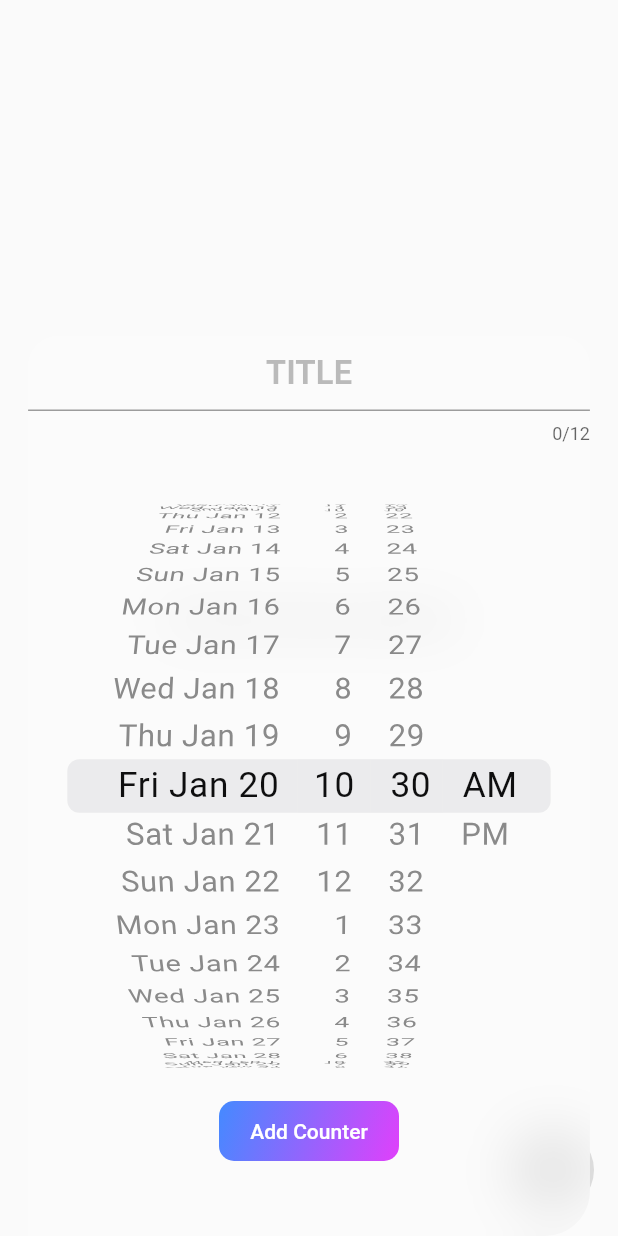
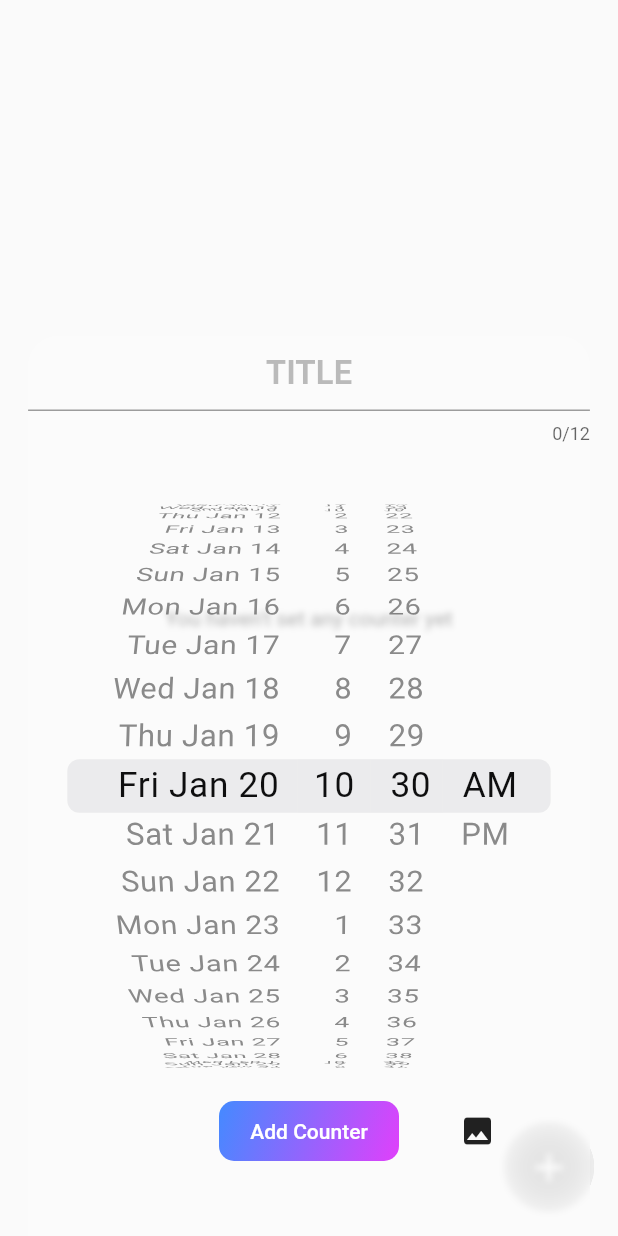
Before and after one commit to kutay-dev/till, a Flutter app: the screen it shows after launch, after a tap on the "add" icon, on a phone screen of 412 x 824 dp. Run offline on Flutter 3.47's test engine with Material 2 defaults, Android fonts, the light colour scheme and no system bars; our stand-ins replace get_storage, image_picker, percent_indicator.

Commit message:
add counters with background image

```diff
--- a/lib/main.dart
+++ b/lib/main.dart
@@ -2,8 +2,10 @@ import 'package:flutter/material.dart';
 import 'package:flutter/cupertino.dart';
 import 'dart:math';
 import 'dart:ui';
+import 'dart:io';
 import 'package:get_storage/get_storage.dart';
 import 'package:percent_indicator/percent_indicator.dart';
+import 'package:image_picker/image_picker.dart';
 
 void main() async {
   await GetStorage.init();
@@ -37,10 +39,7 @@ void confirmDelete(
     context: context,
     builder: (BuildContext context) {
       return BackdropFilter(
-        filter: ImageFilter.blur(
-          sigmaX: 2,
-          sigmaY: 2,
-        ),
+        filter: ImageFilter.blur(),
         child: AlertDialog(
           title: Text(
             (title.isEmpty
@@ -88,6 +87,12 @@ List counterObj = box.read("counterObj") ?? [];
 
 dynamic size;
 
+PickedFile? selected;
+
+Future<void> pickImage() async {
+  selected = await ImagePicker().getImage(source: ImageSource.gallery);
+}
+
 class _MainState extends State<Main> {
   List counterCards = [];
 
@@ -112,6 +117,7 @@ class _MainState extends State<Main> {
         date: counterObj[i]["date"],
         done: counterObj[i]["done"],
         deleteCounter: deleteCounter,
+        image: counterObj[i]["image"],
       ));
     }
   }
@@ -134,10 +140,12 @@ class _MainState extends State<Main> {
       "leftt": left,
       "date": dateStr,
       "done": false,
+      "image": selected != null ? selected!.path : "null",
     });
 
     box.write("counterObj", counterObj);
     getCounterCards();
+    selected = null;
     setState(() {});
   }
 
@@ -145,15 +153,28 @@ class _MainState extends State<Main> {
   Widget build(BuildContext context) {
     size = MediaQuery.of(context).size;
     return Scaffold(
-      floatingActionButton: FloatingActionButton(
-        elevation: 0,
-        backgroundColor: Colors.black12,
-        onPressed: () {},
+      floatingActionButton: Stack(
+        alignment: Alignment.center,
+        children: [
+          BlurFilter(
+            radius: 100,
+            sigmaX: 10,
+            sigmaY: 10,
+            child: Container(
+              decoration: const BoxDecoration(
+                color: Colors.black12,
+                borderRadius: BorderRadius.all(
+                  Radius.circular(200),
+                ),
+              ),
+              width: 60,
+              height: 60,
+            ),
+          ),
+          SizedBox(
+            width: 60,
+            height: 60,
             child: IconButton(
-          icon: const Icon(
-            Icons.add,
-            size: 30,
-          ),
               onPressed: () {
                 showModalBottomSheet(
                   constraints: BoxConstraints(maxWidth: size.width / 1.1),
@@ -190,7 +211,10 @@ class _MainState extends State<Main> {
                                 gradient: const LinearGradient(
                                   begin: Alignment.topLeft,
                                   end: Alignment.bottomRight,
-                              colors: [Colors.blueAccent, Colors.purpleAccent],
+                                  colors: [
+                                    Colors.blueAccent,
+                                    Colors.purpleAccent
+                                  ],
                                 ),
                                 borderRadius: BorderRadius.circular(10),
                               ),
@@ -234,13 +258,33 @@ class _MainState extends State<Main> {
                             textAlign: TextAlign.center,
                             controller: titleController,
                           ),
+                          Positioned(
+                            bottom: 45,
+                            right: 50,
+                            child: SizedBox(
+                              width: 50,
+                              height: 50,
+                              child: IconButton(
+                                icon: const Icon(
+                                  Icons.image,
+                                ),
+                                onPressed: () => pickImage(),
+                              ),
+                            ),
+                          ),
                         ],
                       ),
                     );
                   },
                 );
               },
+              icon: const Icon(Icons.add),
+              iconSize: 30,
+              color: Colors.white,
+              splashRadius: 0.1,
             ),
+          ),
+        ],
       ),
       body: Column(
         children: [
@@ -274,6 +318,7 @@ class CounterCard extends StatefulWidget {
     required this.date,
     required this.done,
     required this.deleteCounter,
+    required this.image,
   }) : super(key: key);
 
   final dynamic deleteCounter;
@@ -281,6 +326,7 @@ class CounterCard extends StatefulWidget {
   final double firstLeft;
   final String title;
   final String date;
+  final String image;
 
   bool done;
 
@@ -356,7 +402,8 @@ class _CounterCardState extends State<CounterCard> {
     return Padding(
       padding: const EdgeInsets.fromLTRB(22, 12, 22, 12),
       child: Container(
-        decoration: BoxDecoration(
+        decoration: widget.image == "null"
+            ? BoxDecoration(
                 gradient: const LinearGradient(
                   begin: Alignment.centerLeft,
                   end: Alignment.centerRight,
@@ -368,10 +415,27 @@ class _CounterCardState extends State<CounterCard> {
                 borderRadius: const BorderRadius.all(
                   Radius.circular(20),
                 ),
-            color: (!widget.done) ? Colors.tealAccent : Colors.teal),
+                color: (!widget.done) ? Colors.tealAccent : Colors.teal)
+            : null,
         height: 120,
         child: Stack(
           children: [
+            widget.image == "null"
+                ? const SizedBox()
+                : BlurFilter(
+                    child: SizedBox(
+                      width: double.infinity,
+                      child: ClipRRect(
+                        borderRadius: BorderRadius.circular(20),
+                        child: Image.file(
+                          File(widget.image),
+                          fit: BoxFit.cover,
+                          colorBlendMode: BlendMode.darken,
+                          color: Colors.black12,
+                        ),
+                      ),
+                    ),
+                  ),
             Row(
               children: [
                 const SizedBox(width: 20),
@@ -484,8 +548,14 @@ class BlurFilter extends StatelessWidget {
   final Widget child;
   final double sigmaX;
   final double sigmaY;
-  const BlurFilter(
-      {super.key, required this.child, this.sigmaX = 17, this.sigmaY = 17});
+  final double radius;
+  const BlurFilter({
+    super.key,
+    required this.child,
+    this.sigmaX = 2,
+    this.sigmaY = 2,
+    this.radius = 20,
+  });
 
   @override
   Widget build(BuildContext context) {
@@ -493,7 +563,7 @@ class BlurFilter extends StatelessWidget {
       children: <Widget>[
         child,
         ClipRRect(
-          borderRadius: BorderRadius.circular(30),
+          borderRadius: BorderRadius.circular(radius),
           child: BackdropFilter(
             filter: ImageFilter.blur(
               sigmaX: sigmaX,
--- a/pubspec.yaml
+++ b/pubspec.yaml
@@ -41,6 +41,7 @@ dependencies:
   get_storage: ^2.0.3
   path_provider: ^2.0.11
   flutter_launcher_icons: ^0.11.0
+  image_picker: ^0.7.2+1
 
 dev_dependencies:
   flutter_test:
```
Also changed, not shown: pubspec.lock, 2 other files. Lines whose indentation alone changed are shown as unchanged.
